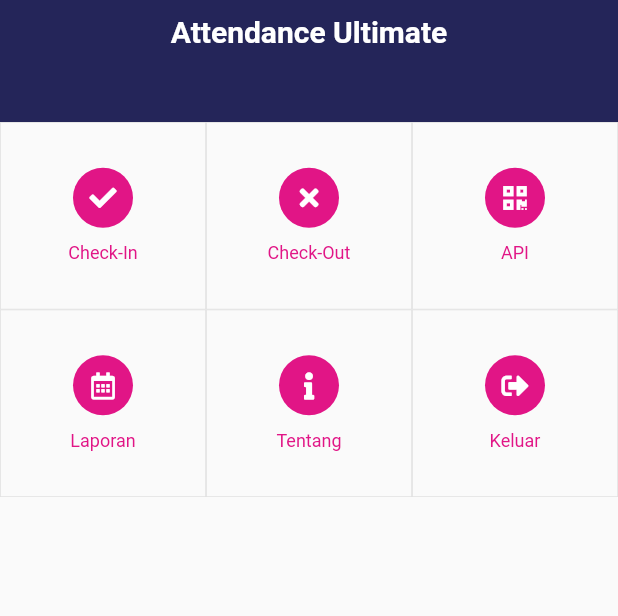
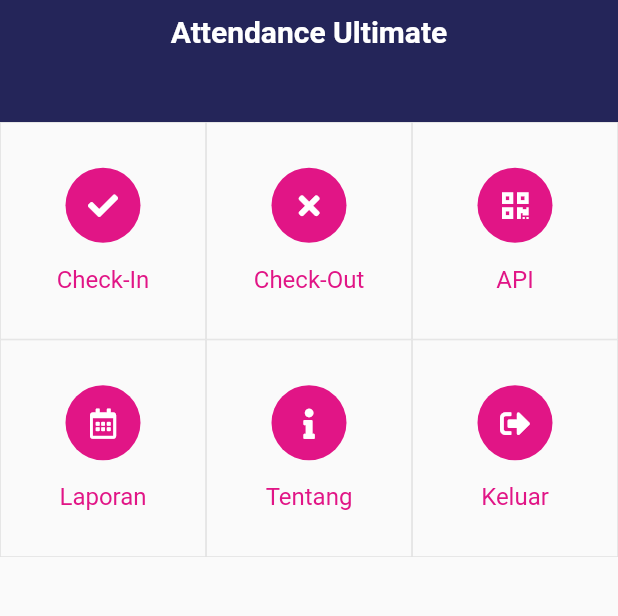
Before and after one commit to bayu-firdaus/Kelompok-1D-Attendance-Mobile, a Flutter app: the Menu screen opened directly, on a phone screen of 412 x 824 dp, the part 208-824 px from its top. Run offline on Flutter 3.47's test engine with Material 2 defaults, Android fonts, the phone set to English and light mode, and no system bars; our stand-ins replace dio, font_awesome_flutter, geolocator, local_auth, permission_handler, progress_dialog and 3 more; missing offline and left inert: android_intent, barcode_scan, shared_preferences_web, trust_location; accounts and stored records are empty.

Commit message:
Update single_menu.dart

```diff
--- a/lib/utils/single_menu.dart
+++ b/lib/utils/single_menu.dart
@@ -22,25 +22,25 @@ class SingleMenu extends StatelessWidget {
           child: Column(
             children: [
               Container(
-                width: 40.0,
-                height: 40.0,
+                width: 50.0,
+                height: 50.0,
                 decoration: new BoxDecoration(
                   color: color,
                   shape: BoxShape.circle,
                 ),
                 child: Icon(
                   icon,
-                  size: 18.0,
+                  size: 20.0,
                   color: Colors.white,
                 ),
               ),
               SizedBox(
-                height: 10.0,
+                height: 15.0,
               ),
               Container(
                 child: Text(
                   menuName,
-                  style: TextStyle(fontSize: 12.0, color: color),
+                  style: TextStyle(fontSize: 16.0, color: color),
                 ),
               )
             ],
```
